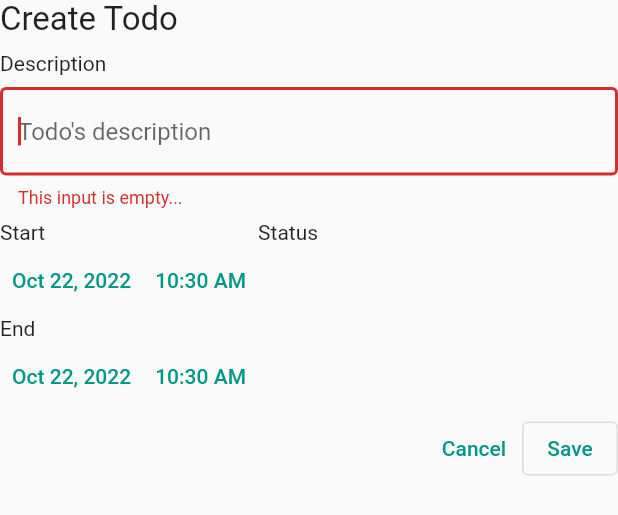
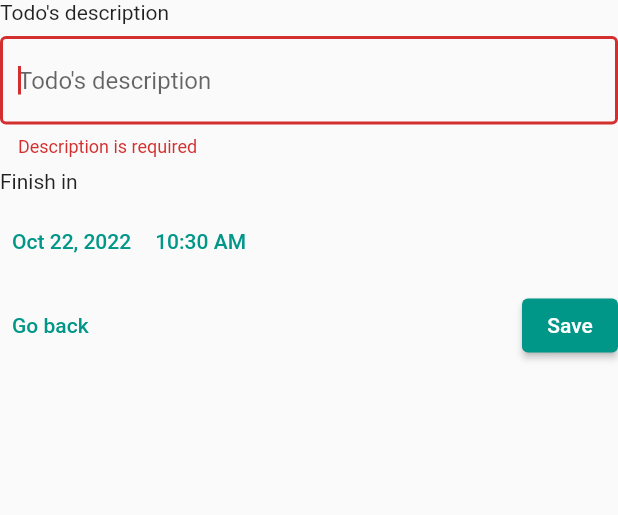
Before and after one commit to soaresmessiasg130/to_dev, a Flutter app: the CreateTodoForm widget shown alone on an empty page, opened directly, after a tap on "Save", on a phone screen of 412 x 824 dp. Shown: the top 515 px of the screen. Run offline on Flutter 3.47's test engine with Material 2 defaults, Android fonts, the phone set to English and light mode, and no system bars; our stand-ins replace flutter_modular, sqflite; accounts and stored records are empty.

Commit message:
Add Go back button

```diff
--- a/lib/app/components/create_todo_form.dart
+++ b/lib/app/components/create_todo_form.dart
@@ -34,28 +34,19 @@ class _CreateTodoFormState extends State<CreateTodoForm> {
 
   @override
   Widget build(BuildContext context) {
-    return Column(
-      children: [
-        Form(
+    return Form(
       key: _formKey,
       child: Column(
         crossAxisAlignment: CrossAxisAlignment.start,
         children: [
-              const Text(
-                'Create Todo',
-                style: TextStyle(
-                  fontSize: 22,
-                ),
-              ),
-              const SizedBox(height: 8),
-              const Text('Description'),
+          const Text('Todo\'s description'),
           const SizedBox(height: 8),
           TextFormField(
             controller: descController,
             focusNode: descFocusNode,
             validator: (value) {
               if (value == null || value.isEmpty) {
-                    return 'This input is empty...';
+                return 'Description is required';
               }
 
               return null;
@@ -73,15 +64,8 @@ class _CreateTodoFormState extends State<CreateTodoForm> {
                 mainAxisAlignment: MainAxisAlignment.start,
                 crossAxisAlignment: CrossAxisAlignment.start,
                 children: [
-                      const Text('Start'),
-                      Row(
-                        mainAxisAlignment: MainAxisAlignment.start,
-                        children: const [
-                          DateInput(restorationId: 'date_input'),
-                          TimeInput(restorationId: 'time_input'),
-                        ],
-                      ),
-                      const Text('End'),
+                  const Text('Finish in'),
+                  const SizedBox(height: 8),
                   Row(
                     mainAxisAlignment: MainAxisAlignment.start,
                     children: const [
@@ -91,25 +75,14 @@ class _CreateTodoFormState extends State<CreateTodoForm> {
                   ),
                 ],
               ),
-                  Column(
-                    mainAxisAlignment: MainAxisAlignment.start,
-                    crossAxisAlignment: CrossAxisAlignment.start,
-                    children: const [
-                      Text('Status'),
             ],
           ),
-                ],
-              ),
+          const SizedBox(height: 8),
           Row(
-                mainAxisAlignment: MainAxisAlignment.end,
+            mainAxisAlignment: MainAxisAlignment.spaceBetween,
             children: [
-                  TextButton(
-                    onPressed: () {
-                      Navigator.of(context).pop();
-                    },
-                    child: const Text('Cancel'),
-                  ),
-                  OutlinedButton(
+              TextButton(onPressed: () {}, child: const Text('Go back')),
+              ElevatedButton(
                 onPressed: () {
                   if (_formKey.currentState!.validate()) {
                     Navigator.of(context).pop();
@@ -127,8 +100,6 @@ class _CreateTodoFormState extends State<CreateTodoForm> {
           ),
         ],
       ),
-        ),
-      ],
     );
   }
 }
--- a/lib/app/modules/home/components/create_something_modal.dart
+++ b/lib/app/modules/home/components/create_something_modal.dart
@@ -1,4 +1,5 @@
 import 'package:flutter/material.dart';
+import 'package:to_dev/app/components/create_todo_form.dart';
 
 class CreateSomethingModal extends StatefulWidget {
   const CreateSomethingModal({Key? key}) : super(key: key);
@@ -10,7 +11,8 @@ class CreateSomethingModal extends StatefulWidget {
 class _CreateSomethingModalState extends State<CreateSomethingModal> {
   @override
   Widget build(BuildContext context) {
-    return (Column(
+    return 1 == 2
+        ? Column(
             crossAxisAlignment: CrossAxisAlignment.start,
             children: [
               Row(
@@ -31,6 +33,7 @@ class _CreateSomethingModalState extends State<CreateSomethingModal> {
                 ],
               ),
             ],
-    ));
+          )
+        : const CreateTodoForm();
   }
 }
```
Lines whose indentation alone changed are shown as unchanged.
